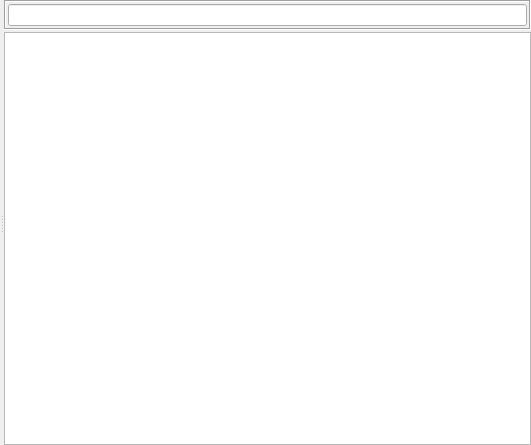
The window that retroshare-gui/src/gui/chat/ChatLobbyDialog.ui (RetroShare/RetroShare) describes before a commit, drawn with Qt 5.
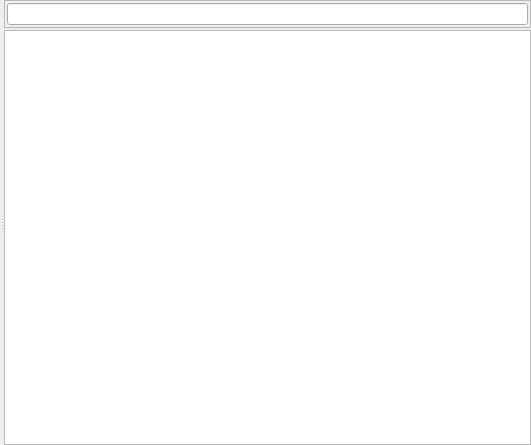
The same window after the commit. Custom widgets are drawn as their Qt base class.

What changed in the file:
```diff
--- a/retroshare-gui/src/gui/chat/ChatLobbyDialog.ui
+++ b/retroshare-gui/src/gui/chat/ChatLobbyDialog.ui
@@ -80,10 +80,10 @@
        <item>
         <widget class="QFrame" name="toolBarFrame">
          <property name="frameShape">
-          <enum>QFrame::Box</enum>
+          <enum>QFrame::StyledPanel</enum>
          </property>
          <property name="frameShadow">
-          <enum>QFrame::Sunken</enum>
+          <enum>QFrame::Raised</enum>
          </property>
          <layout class="QHBoxLayout" name="toolBarFrame_HL">
           <property name="leftMargin">
```
